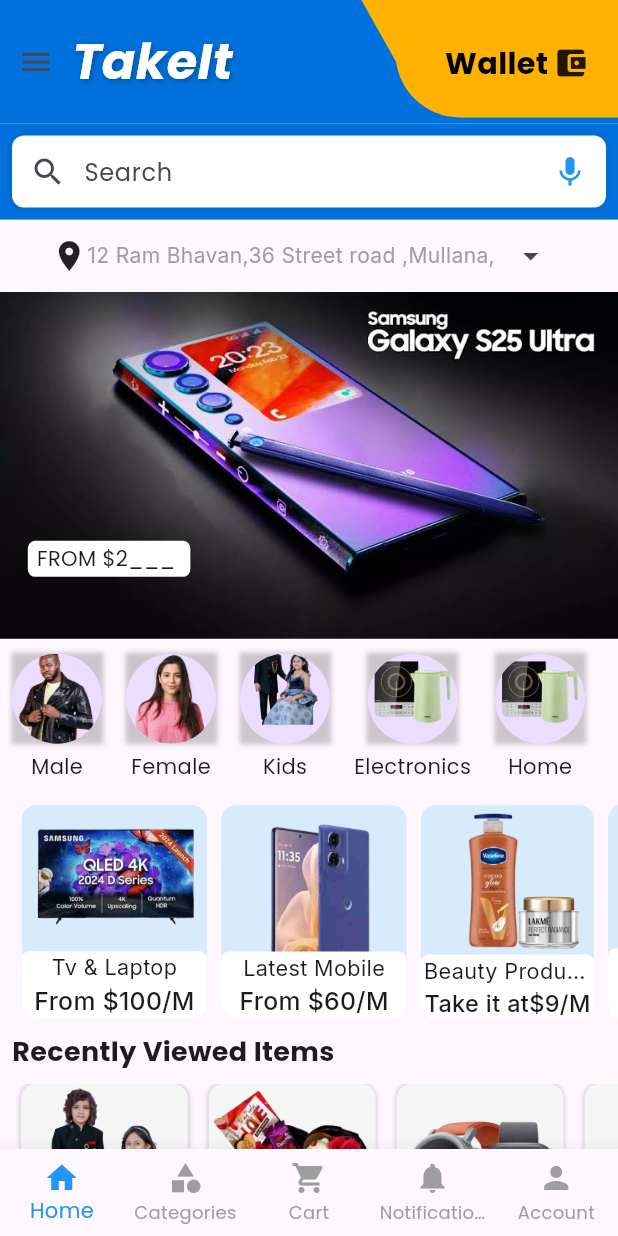
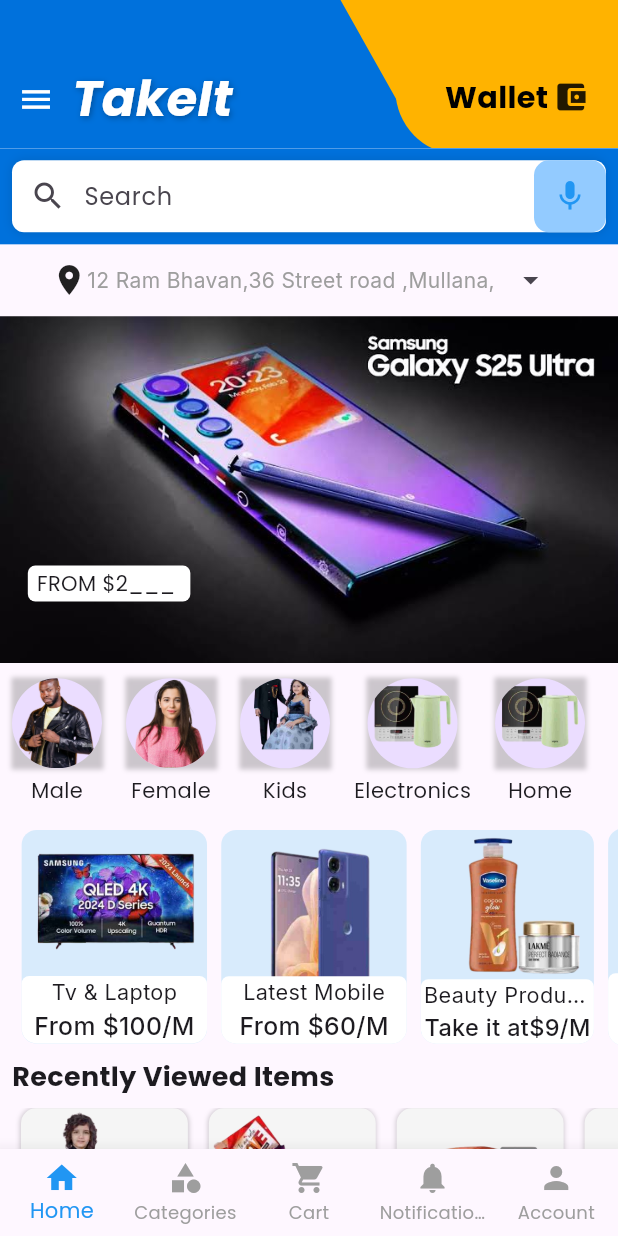
Before and after one commit to kartikkumarofficial/TakeIt, a Flutter app: the DashboardScreen screen opened directly, on a phone screen of 412 x 824 dp. Run offline on Flutter 3.47's test engine with Material 3 defaults, Android fonts, the phone set to English and light mode, and no system bars; our stand-ins replace animate_do, firebase_auth, firebase_core, font_awesome_flutter, get, google_fonts and 1 more; accounts and stored records are empty.

Commit message:
wallet background

```diff
--- a/lib/pages/dashboard.dart
+++ b/lib/pages/dashboard.dart
@@ -57,15 +57,17 @@ class _DashboardScreenState extends State<DashboardScreen> {
               children: [
 
                 Container(
-                  height: Get.height*0.1,
+                  height: Get.height*0.12,
                   decoration: BoxDecoration(
                       color: Color.fromRGBO(0, 113, 220, 1.0),
                   ),
+                  child: Padding(
+                    padding:  EdgeInsets.only(top: Get.width*0.08),
                     child: Row(children: [
                       IconButton(onPressed: (){
                         _scaffoldKey.currentState?.openDrawer(); // Ope
                       },
-                        icon: Icon(Icons.menu)),
+                          icon: Icon(Icons.menu,color: Colors.white,size: Get.width*0.06,)),
                       // SizedBox(height: 50,),
 
                       Hero(
@@ -111,12 +113,13 @@ class _DashboardScreenState extends State<DashboardScreen> {
 
                     ],),
                   ),
+                ),
                 Positioned(
                   right: -Get.width*0.04,
-                    top: -Get.width*0.01,
+                    top: -Get.width*0.05,
 
                     child: Container(
-                      height: Get.width*0.2,
+                      height: Get.width*0.3,
                       width: Get.width*0.4,
 
                       decoration: BoxDecoration(
@@ -128,15 +131,15 @@ class _DashboardScreenState extends State<DashboardScreen> {
                     )),
                 Positioned(
                   right: Get.width*0.3468,
-                  top: -Get.width*0.12,
+                  top: -Get.width*0.06,
                   child: CustomPaint(
-                    size: Size(100, 100), // Adjust the size
+                    size: Size(100, 100),
                     painter: RightAngleTopRightTriangle(),
                   ),
                 ),
                 Positioned(
                   right: Get.width*0.04,
-                  top: Get.width*0.065,
+                  top: Get.width*0.12,
                   child: Row(children: [
                     Text('Wallet'.tr,
                       style: GoogleFonts.poppins(
@@ -156,7 +159,7 @@ class _DashboardScreenState extends State<DashboardScreen> {
             Container(
                 color: Color.fromRGBO(0, 113, 220, 1.0),
               child: Padding(
-                padding: const EdgeInsets.all(8.0),
+                padding:  EdgeInsets.all(8.0),
                 child: Container(
                   decoration: BoxDecoration(
                     color: Colors.white,
@@ -174,10 +177,17 @@ class _DashboardScreenState extends State<DashboardScreen> {
                           ),
                         ),
                       ),
-                      IconButton(
+                      Container(
+                        decoration: BoxDecoration(
+                          color: Color.fromRGBO(147, 203, 255, 1),
+                          borderRadius: BorderRadius.circular(10)
+                        ),
+                        child: IconButton(
                           onPressed: () {},
                           icon: Icon(Icons.mic),
                           color: Colors.blue,
+
+                        ),
                       ),
                     ],
                   ),
```
Lines whose indentation alone changed are shown as unchanged.
